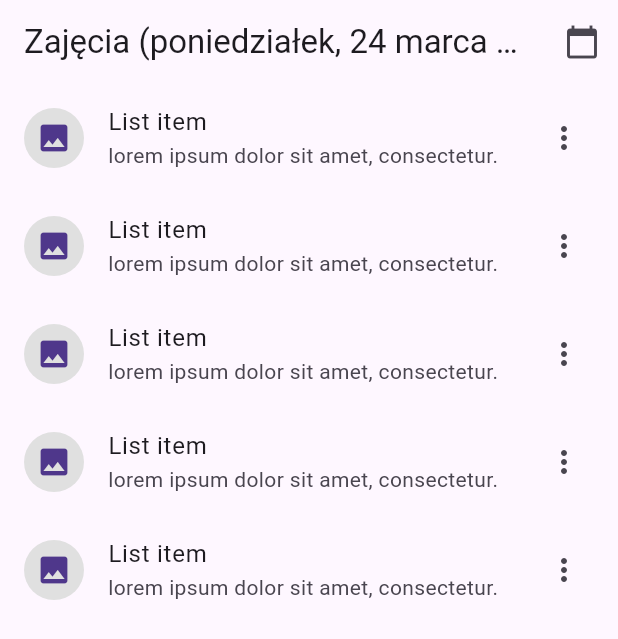
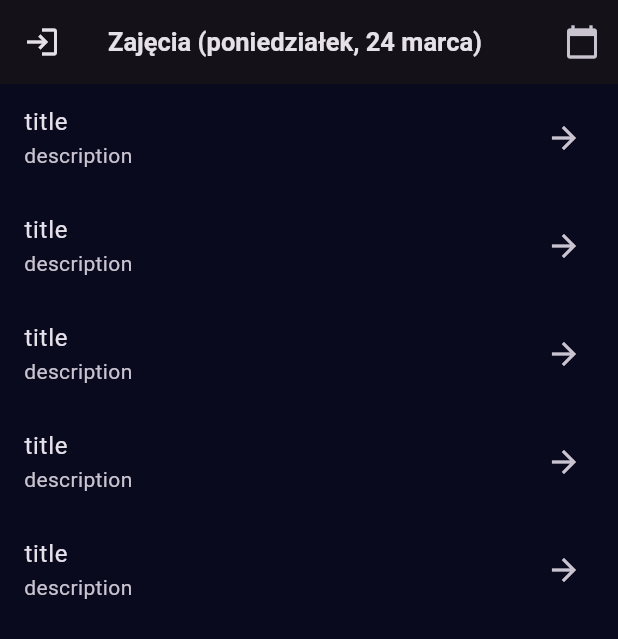
Before and after one commit to BimBomTeam/ab-planner-front, a Flutter app: the screen it shows after launch, on a phone screen of 412 x 824 dp. Shown: the top 639 px of the screen. Run offline on Flutter 3.47's test engine with Material 3 defaults, Android fonts, the phone set to English and light mode, and no system bars.

Commit message:
adding main theme

```diff
--- a/ab_planner/lib/main.dart
+++ b/ab_planner/lib/main.dart
@@ -1,4 +1,5 @@
 
+import 'package:ab_planner/screens/log_in_screen.dart';
 import 'package:ab_planner/screens/main_screen.dart';
 import 'package:flutter/material.dart';
 import 'package:flutter_localizations/flutter_localizations.dart';
@@ -8,22 +9,81 @@ void main() {
   runApp(const MainApp());
 }
 
+final ThemeData customLoginTheme = ThemeData(
+  brightness: Brightness.dark,
+  scaffoldBackgroundColor: Color(0xFF0A0A1F), // ciemne tło
+
+  inputDecorationTheme: InputDecorationTheme(
+    filled: false,
+    hintStyle: TextStyle(color: Colors.white70),
+    enabledBorder: UnderlineInputBorder(
+      borderSide: BorderSide(color: Colors.white30),
+    ),
+    focusedBorder: UnderlineInputBorder(
+      borderSide: BorderSide(color: Colors.white),
+    ),
+    prefixIconColor: Colors.white,
+  ),
+
+  textTheme: TextTheme(
+    bodyMedium: TextStyle(color: Colors.white),
+    labelLarge: TextStyle(color: Colors.white),
+    titleLarge: TextStyle(
+      fontWeight: FontWeight.bold,
+      fontSize: 22,
+      color: Colors.white,
+    ),
+  ),
+
+  elevatedButtonTheme: ElevatedButtonThemeData(
+    style: ElevatedButton.styleFrom(
+      backgroundColor: Color(0xFF6C00FF), // fiolet
+      shape: RoundedRectangleBorder(
+        borderRadius: BorderRadius.circular(12),
+      ),
+      padding: EdgeInsets.symmetric(vertical: 14),
+      textStyle: TextStyle(
+        fontWeight: FontWeight.bold,
+        fontSize: 16,
+      ),
+    ),
+  ),
+
+  outlinedButtonTheme: OutlinedButtonThemeData(
+    style: OutlinedButton.styleFrom(
+      side: BorderSide(color: Colors.white),
+      shape: RoundedRectangleBorder(
+        borderRadius: BorderRadius.circular(12),
+      ),
+      foregroundColor: Colors.white,
+      padding: EdgeInsets.symmetric(vertical: 14),
+      textStyle: TextStyle(
+        fontWeight: FontWeight.bold,
+        fontSize: 16,
+      ),
+    ),
+  ),
+
+  iconTheme: IconThemeData(color: Colors.white70),
+);
+
 class MainApp extends StatelessWidget {
   const MainApp({super.key});
 
   @override
   Widget build(BuildContext context) {
-    return const MaterialApp(
-      localizationsDelegates:  [
+    return MaterialApp(
+      theme: customLoginTheme,
+      localizationsDelegates:  const [
         GlobalMaterialLocalizations.delegate,
         GlobalWidgetsLocalizations.delegate,
         GlobalCupertinoLocalizations.delegate,
       ],
-      supportedLocales:  [
+      supportedLocales:  const [
         Locale('pl', 'PL'),
         Locale('en', 'US'),
       ],
-      home: MainScreen(),
+      home: const MainScreen(),
     );
   }
 }
--- /dev/null
+++ b/ab_planner/lib/models/lesson.dart
@@ -0,0 +1,13 @@
+class Lesson {
+  final String id;
+  final String title;
+  final String description;
+  final String content;
+
+  const Lesson({
+    required this.id,
+    required this.title,
+    required this.description,
+    required this.content,
+  });
+}
--- a/ab_planner/lib/screens/log_in_screen.dart
+++ b/ab_planner/lib/screens/log_in_screen.dart
@@ -7,7 +7,6 @@ class LogInScreen extends StatelessWidget {
   @override
   Widget build(BuildContext context) {
     return Scaffold(
-      backgroundColor: const Color(0xFF0D0D1F),
       body: Center(
         child: ClipRRect(
           borderRadius: BorderRadius.circular(35.0),
@@ -36,17 +35,15 @@ class LogInScreen extends StatelessWidget {
                     style: TextStyle(
                       fontSize: 26,
                       fontWeight: FontWeight.bold,
-                      color: Colors.white,
                       letterSpacing: 1.2,
                     ),
                   ),
                   const SizedBox(height: 24),
                   TextField(
-                    style: const TextStyle(color: Colors.white),
+                    keyboardType: TextInputType.emailAddress,
                     decoration: const InputDecoration(
                       prefixIcon: Icon(Icons.email, color: Colors.white70),
                       labelText: 'Email ID',
-                      labelStyle: TextStyle(color: Colors.white70),
                       enabledBorder: UnderlineInputBorder(
                         borderSide: BorderSide(color: Colors.white38),
                       ),
@@ -107,7 +104,7 @@ class LogInScreen extends StatelessWidget {
                           ),
                           padding: const EdgeInsets.symmetric(vertical: 16),
                         ),
-                        onPressed: () {},
+                        onPressed: () {} ,//TODO zrobić nawigację do ekranu rejestracji,
                         child: const Text('Sign Up'),
                       ),
                     ],
--- a/ab_planner/lib/screens/main_screen.dart
+++ b/ab_planner/lib/screens/main_screen.dart
@@ -1,7 +1,9 @@
+import 'package:ab_planner/models/lesson.dart';
+import 'package:ab_planner/screens/log_in_screen.dart';
+import 'package:ab_planner/widgets/lesson_item.dart';
 import 'package:flutter/material.dart';
 import 'package:intl/intl.dart';
 import 'package:intl/date_symbol_data_local.dart';
-
 
 class MainScreen extends StatefulWidget {
   const MainScreen({super.key});
@@ -18,6 +20,7 @@ class _MainScreenState extends State<MainScreen> {
     super.initState();
     initializeDateFormatting('pl_PL', null); // załaduj dane PL
   }
+
   Future<void> _selectDate(BuildContext context) async {
     final DateTime? picked = await showDatePicker(
       context: context,
@@ -36,11 +39,20 @@ class _MainScreenState extends State<MainScreen> {
 
   @override
   Widget build(BuildContext context) {
-    final formattedDate = DateFormat('EEEE, d MMMM yyyy', 'pl_PL').format(_selectedDate);
+    final formattedDate = DateFormat(
+      'EEEE, d MMMM',
+      'pl_PL',
+    ).format(_selectedDate);
 
     return Scaffold(
       appBar: AppBar(
-        title: Text('Zajęcia ($formattedDate)'),
+        leading: IconButton(
+          icon: Icon(Icons.login),
+          onPressed: () {
+            Navigator.push(context, MaterialPageRoute(builder: (context) => LogInScreen(),));
+          },
+        ),
+        title: Text('Zajęcia ($formattedDate)', style: TextStyle(fontSize: 17)),
         actions: [
           IconButton(
             icon: Icon(Icons.calendar_today),
@@ -52,16 +64,15 @@ class _MainScreenState extends State<MainScreen> {
       ),
       body: ListView.builder(
         itemCount: 5,
-        itemBuilder: (context, index) => ListTile(
-          leading: CircleAvatar(
-            backgroundColor: Colors.grey.shade300,
-            child: Icon(Icons.image),
-          ),
-          title: Text('List item'),
-          subtitle: Text(
-              'lorem ipsum dolor sit amet, consectetur.'),
-          trailing: Icon(Icons.more_vert),
-        ),
+        itemBuilder:
+            (context, index) => LessonItem(
+              lesson: Lesson(
+                id: 'id',
+                title: 'title',
+                description: 'description',
+                content: 'content',
+              ),
+            ),
       ),
     );
   }
--- /dev/null
+++ b/ab_planner/lib/widgets/lesson_item.dart
@@ -0,0 +1,19 @@
+import 'package:ab_planner/models/lesson.dart';
+import 'package:flutter/material.dart';
+
+class LessonItem extends StatelessWidget {
+
+  final Lesson lesson;
+
+  const LessonItem({super.key, required this.lesson});
+
+  @override
+  Widget build(BuildContext context) {
+    return ListTile(
+      title: Text(lesson.title),
+      subtitle: Text(lesson.description),
+      trailing: Icon(Icons.arrow_forward),
+      onTap: () {}
+    );
+  }
+}
```
